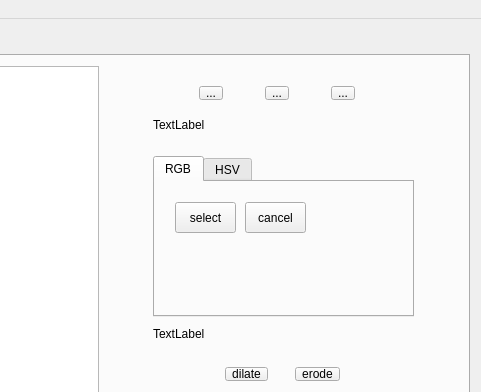
First picture: the form in oldPhotoRestoration/mainWindow.ui, repository dorren002/oldPhotoLabelingAndRestorationSystem, before the edit; both pictures show x 437 to 918 and y 0 to 392 of the 918 by 524 pixel window.
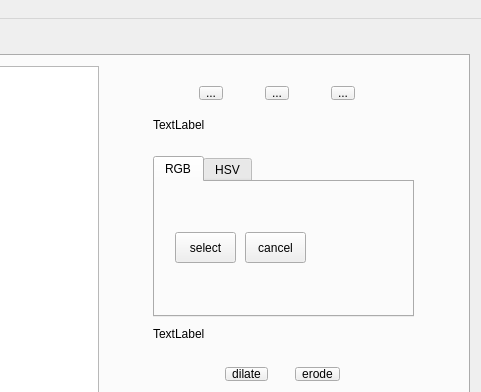
Second picture: the form after the edit. Custom widgets are drawn as their Qt base class.

Patch:
```diff
--- a/oldPhotoRestoration/mainWindow.ui
+++ b/oldPhotoRestoration/mainWindow.ui
@@ -92,7 +92,7 @@
            <property name="geometry">
             <rect>
              <x>20</x>
-             <y>20</y>
+             <y>50</y>
              <width>61</width>
              <height>31</height>
             </rect>
@@ -105,7 +105,7 @@
            <property name="geometry">
             <rect>
              <x>90</x>
-             <y>20</y>
+             <y>50</y>
              <width>61</width>
              <height>31</height>
             </rect>
```
